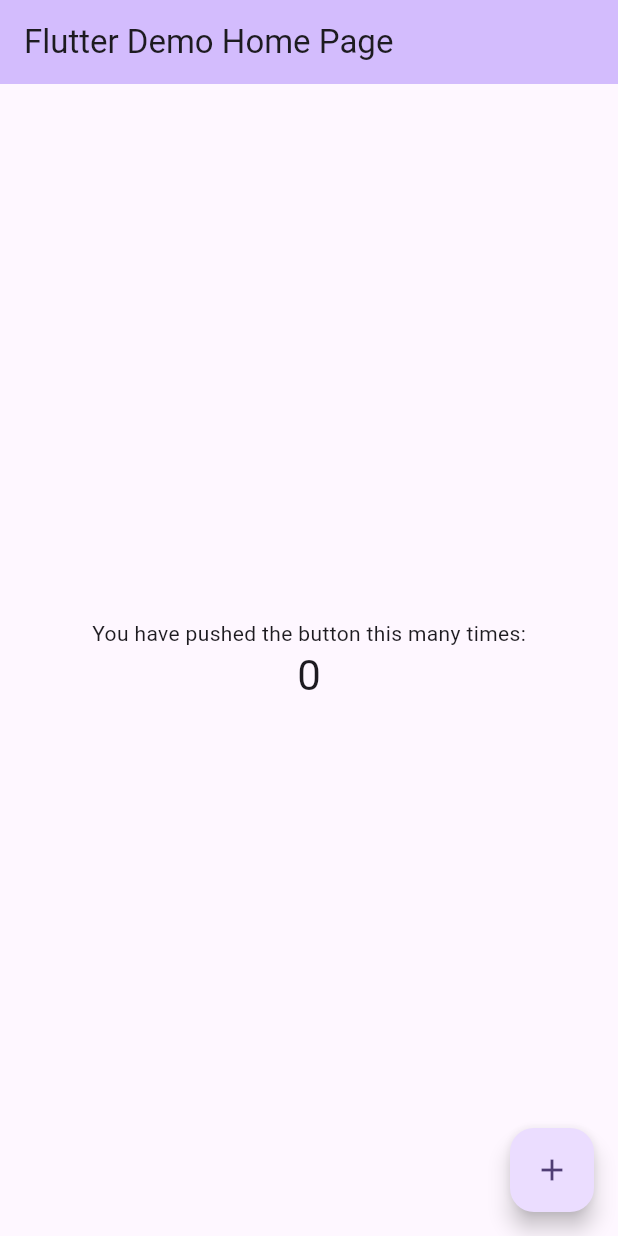
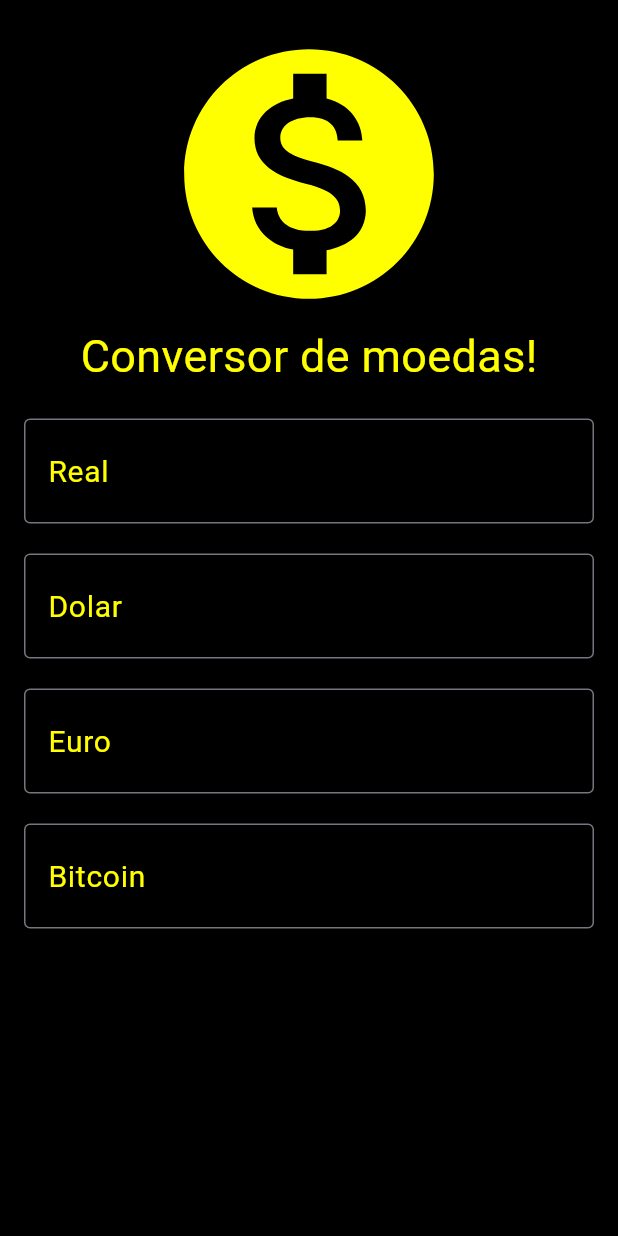
Before and after one commit to LFPires1993/Flutter.CoinConvert, a Flutter app: the screen it shows after launch, on a phone screen of 412 x 824 dp. Run offline on Flutter 3.47's test engine with Material 3 defaults, Android fonts, the phone set to English and light mode, and no system bars.

Commit message:
Create first layout

```diff
--- a/lib/main.dart
+++ b/lib/main.dart
@@ -1,125 +1,168 @@
+import 'package:flutter/cupertino.dart';
 import 'package:flutter/material.dart';
+import 'package:flutter/painting.dart';
 
-void main() {
-  runApp(const MyApp());
+main() {
+  runApp(MaterialApp(
+    debugShowCheckedModeBanner: false,
+    home: AppHome(),
+  ));
 }
 
-class MyApp extends StatelessWidget {
-  const MyApp({super.key});
-
-  // This widget is the root of your application.
-  @override
-  Widget build(BuildContext context) {
-    return MaterialApp(
-      title: 'Flutter Demo',
-      theme: ThemeData(
-        // This is the theme of your application.
-        //
-        // TRY THIS: Try running your application with "flutter run". You'll see
-        // the application has a purple toolbar. Then, without quitting the app,
-        // try changing the seedColor in the colorScheme below to Colors.green
-        // and then invoke "hot reload" (save your changes or press the "hot
-        // reload" button in a Flutter-supported IDE, or press "r" if you used
-        // the command line to start the app).
-        //
-        // Notice that the counter didn't reset back to zero; the application
-        // state is not lost during the reload. To reset the state, use hot
-        // restart instead.
-        //
-        // This works for code too, not just values: Most code changes can be
-        // tested with just a hot reload.
-        colorScheme: ColorScheme.fromSeed(seedColor: Colors.deepPurple),
-        useMaterial3: true,
-      ),
-      home: const MyHomePage(title: 'Flutter Demo Home Page'),
-    );
-  }
-}
-
-class MyHomePage extends StatefulWidget {
-  const MyHomePage({super.key, required this.title});
-
-  // This widget is the home page of your application. It is stateful, meaning
-  // that it has a State object (defined below) that contains fields that affect
-  // how it looks.
-
-  // This class is the configuration for the state. It holds the values (in this
-  // case the title) provided by the parent (in this case the App widget) and
-  // used by the build method of the State. Fields in a Widget subclass are
-  // always marked "final".
-
-  final String title;
-
-  @override
-  State<MyHomePage> createState() => _MyHomePageState();
-}
-
-class _MyHomePageState extends State<MyHomePage> {
-  int _counter = 0;
-
-  void _incrementCounter() {
-    setState(() {
-      // This call to setState tells the Flutter framework that something has
-      // changed in this State, which causes it to rerun the build method below
-      // so that the display can reflect the updated values. If we changed
-      // _counter without calling setState(), then the build method would not be
-      // called again, and so nothing would appear to happen.
-      _counter++;
-    });
-  }
+class AppHome extends StatelessWidget {
+  const AppHome({super.key});
 
   @override
   Widget build(BuildContext context) {
-    // This method is rerun every time setState is called, for instance as done
-    // by the _incrementCounter method above.
-    //
-    // The Flutter framework has been optimized to make rerunning build methods
-    // fast, so that you can just rebuild anything that needs updating rather
-    // than having to individually change instances of widgets.
-    return Scaffold(
-      appBar: AppBar(
-        // TRY THIS: Try changing the color here to a specific color (to
-        // Colors.amber, perhaps?) and trigger a hot reload to see the AppBar
-        // change color while the other colors stay the same.
-        backgroundColor: Theme.of(context).colorScheme.inversePrimary,
-        // Here we take the value from the MyHomePage object that was created by
-        // the App.build method, and use it to set our appbar title.
-        title: Text(widget.title),
-      ),
-      body: Center(
-        // Center is a layout widget. It takes a single child and positions it
-        // in the middle of the parent.
+    const double defaultHeight = 20.0;
+    return const Scaffold(
+      backgroundColor: Colors.black,
+      body: SafeArea(
+        child: SingleChildScrollView(
+          child: Padding(
+            padding: EdgeInsets.all(16.0),
+            child: Center(
               child: Column(
-          // Column is also a layout widget. It takes a list of children and
-          // arranges them vertically. By default, it sizes itself to fit its
-          // children horizontally, and tries to be as tall as its parent.
-          //
-          // Column has various properties to control how it sizes itself and
-          // how it positions its children. Here we use mainAxisAlignment to
-          // center the children vertically; the main axis here is the vertical
-          // axis because Columns are vertical (the cross axis would be
-          // horizontal).
-          //
-          // TRY THIS: Invoke "debug painting" (choose the "Toggle Debug Paint"
-          // action in the IDE, or press "p" in the console), to see the
-          // wireframe for each widget.
-          mainAxisAlignment: MainAxisAlignment.center,
-          children: <Widget>[
-            const Text(
-              'You have pushed the button this many times:',
+                children: [
+                  Icon(
+                    Icons.monetization_on,
+                    color: Colors.yellowAccent,
+                    size: 200,
                   ),
                   Text(
-              '$_counter',
-              style: Theme.of(context).textTheme.headlineMedium,
+                    'Conversor de moedas!',
+                    style: TextStyle(fontSize: 30, color: Colors.yellowAccent),
+                  ),
+                  SizedBox(height: defaultHeight),
+                  TextField(
+                    keyboardType: TextInputType.number,
+                    cursorColor: Colors.yellowAccent,
+                    decoration: InputDecoration(
+                      focusedBorder: OutlineInputBorder(
+                          borderSide: BorderSide(
+                              color: Colors.yellowAccent,
+                          )
+                      ),
+                      border: OutlineInputBorder(
+                        borderSide: BorderSide(
+                          color: Colors.yellowAccent,
+                        )
+                      ),
+                      labelText: 'Real',
+                      labelStyle: TextStyle(
+                        fontSize: 20,
+                        color: Colors.yellowAccent
+                      ),
+                      prefixText: 'R\$ ',
+                      prefixStyle: TextStyle(
+                        color: Colors.yellowAccent,
+                        fontSize: 20
+                      )
+                    ),
+                    style: TextStyle(
+                      color: Colors.yellowAccent,
+                      fontSize: 25
+                    ),
+                  ),
+                  SizedBox(height: defaultHeight),
+                  TextField(
+                    keyboardType: TextInputType.number,
+                    cursorColor: Colors.yellowAccent,
+                    decoration: InputDecoration(
+                        focusedBorder: OutlineInputBorder(
+                            borderSide: BorderSide(
+                                color: Colors.yellowAccent,
+                            )
+                        ),
+                        border: OutlineInputBorder(
+                            borderSide: BorderSide(
+                                color: Colors.yellowAccent,
+                            )
+                        ),
+                        labelText: 'Dolar',
+                        labelStyle: TextStyle(
+                            fontSize: 20,
+                            color: Colors.yellowAccent
+                        ),
+                        prefixText: '\$ ',
+                        prefixStyle: TextStyle(
+                            color: Colors.yellowAccent,
+                            fontSize: 20
+                        )
+                    ),
+                    style: TextStyle(
+                        color: Colors.yellowAccent,
+                        fontSize: 25
+                    ),
+                  ),
+                  SizedBox(height: defaultHeight),
+                  TextField(
+                    keyboardType: TextInputType.number,
+                    cursorColor: Colors.yellowAccent,
+                    decoration: InputDecoration(
+                        focusedBorder: OutlineInputBorder(
+                            borderSide: BorderSide(
+                                color: Colors.yellowAccent,
+                            )
+                        ),
+                        border: OutlineInputBorder(
+                            borderSide: BorderSide(
+                                color: Colors.yellowAccent,
+                            )
+                        ),
+                        labelText: 'Euro',
+                        labelStyle: TextStyle(
+                            fontSize: 20,
+                            color: Colors.yellowAccent
+                        ),
+                        prefixText: '€ ',
+                        prefixStyle: TextStyle(
+                            color: Colors.yellowAccent,
+                            fontSize: 20
+                        )
+                    ),
+                    style: TextStyle(
+                        color: Colors.yellowAccent,
+                        fontSize: 25
+                    ),
+                  ),
+                  SizedBox(height: defaultHeight),
+                  TextField(
+                    keyboardType: TextInputType.number,
+                    cursorColor: Colors.yellowAccent,
+                    decoration: InputDecoration(
+                        focusedBorder: OutlineInputBorder(
+                            borderSide: BorderSide(
+                                color: Colors.yellowAccent,
+                            )
+                        ),
+                        border: OutlineInputBorder(
+                            borderSide: BorderSide(
+                                color: Colors.yellowAccent,
+                            )
+                        ),
+                        labelText: 'Bitcoin',
+                        labelStyle: TextStyle(
+                            fontSize: 20,
+                            color: Colors.yellowAccent
+                        ),
+                        prefixText: '₿ ',
+                        prefixStyle: TextStyle(
+                            color: Colors.yellowAccent,
+                            fontSize: 20
+                        )
+                    ),
+                    style: TextStyle(
+                        color: Colors.yellowAccent,
+                        fontSize: 25
+                    ),
                   ),
                 ],
               ),
             ),
-      floatingActionButton: FloatingActionButton(
-        onPressed: _incrementCounter,
-        tooltip: 'Increment',
-        child: const Icon(Icons.add),
-      ), // This trailing comma makes auto-formatting nicer for build methods.
+          ),
+        ),
+      ),
     );
   }
 }
```
Lines whose indentation alone changed are shown as unchanged.
